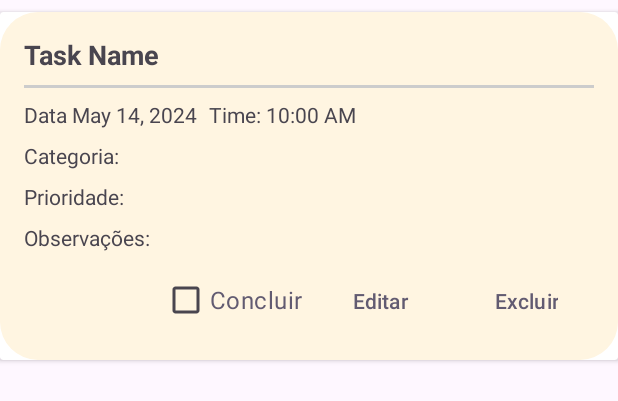
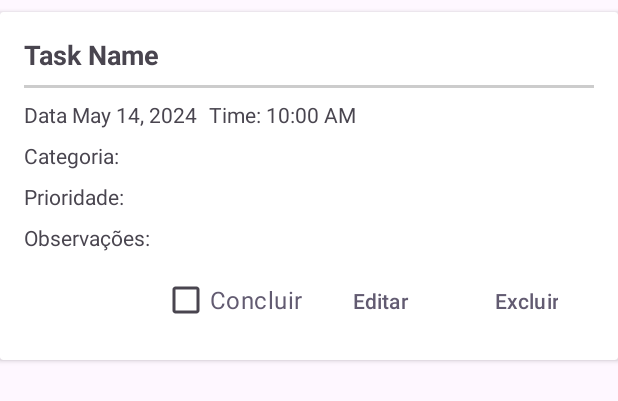
Before and after one commit to DevGabrielC1/IARTS---projeto, an Android app: the layout task_card_layout.xml on its own in the app's theme, with its tools: preview values and no code run, on a phone screen of 412 x 824 dp. Shown: the top 401 px of the screen. Run offline under Robolectric (Android 15) with nearby library versions, the phone set to English and light mode, and no system bars; Roboto replaces fonts that are not available here.

Commit message:
Changing: activity_main.xml

```diff
--- a/app/src/main/res/drawable/shape.xml
+++ b/app/src/main/res/drawable/shape.xml
@@ -3,7 +3,7 @@
     android:shape="rectangle"   >
 
     <solid
-        android:color="#FFF5E1" >
+        android:color="#FFFF" >
     </solid>
 
     <padding
@@ -14,7 +14,7 @@
     </padding>
 
     <corners
-        android:radius="25dp"   >
+        android:radius="50dp"   >
     </corners>
 
 </shape>
--- a/app/src/main/res/layout/activity_main.xml
+++ b/app/src/main/res/layout/activity_main.xml
@@ -33,7 +33,7 @@
         android:id="@+id/scroll"
         android:layout_width="0dp"
         android:layout_height="0dp"
-        android:background="@android:color/white"
+        android:background="#4A9F82"
         app:layout_constraintTop_toBottomOf="@id/header"
         app:layout_constraintBottom_toTopOf="@id/guideline_bottom"
         app:layout_constraintStart_toStartOf="parent"
```
